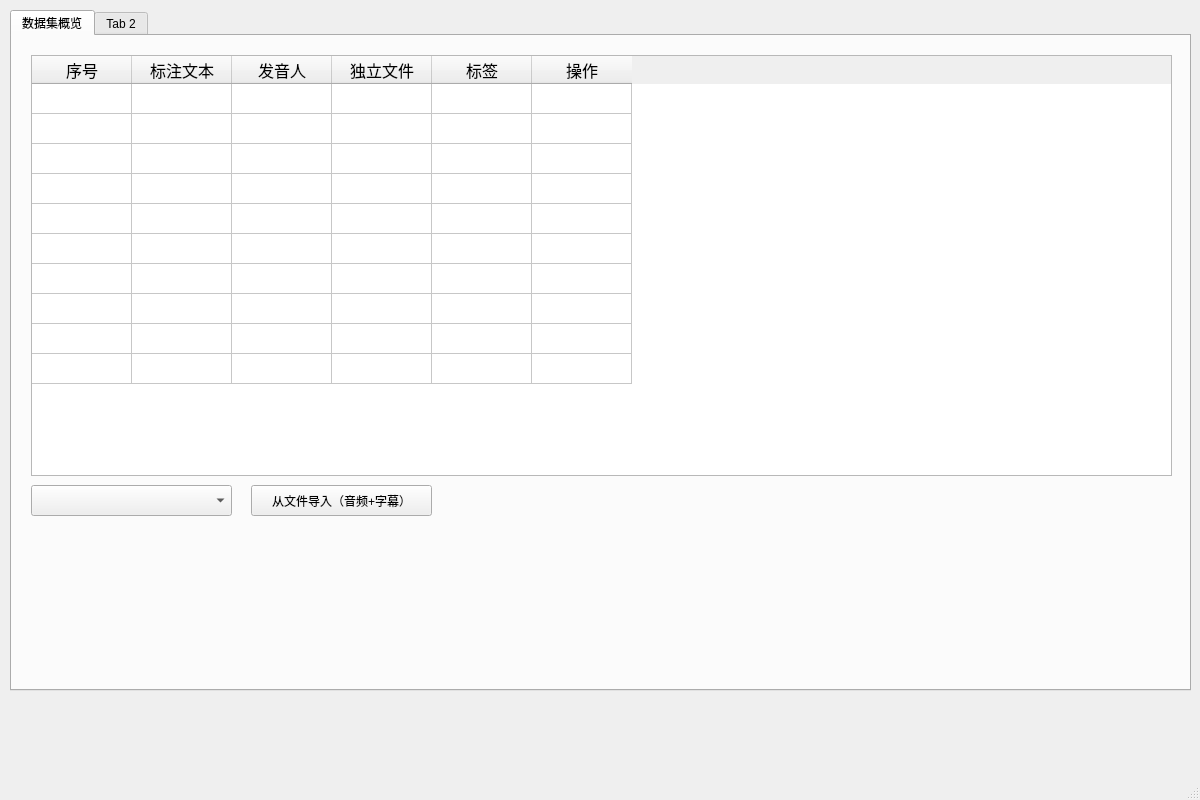
This is ui/uifiles/dataset_view.ui in kslz/sound_dataset_tools2 as Qt 5 draws it before an edit. The edited form follows.
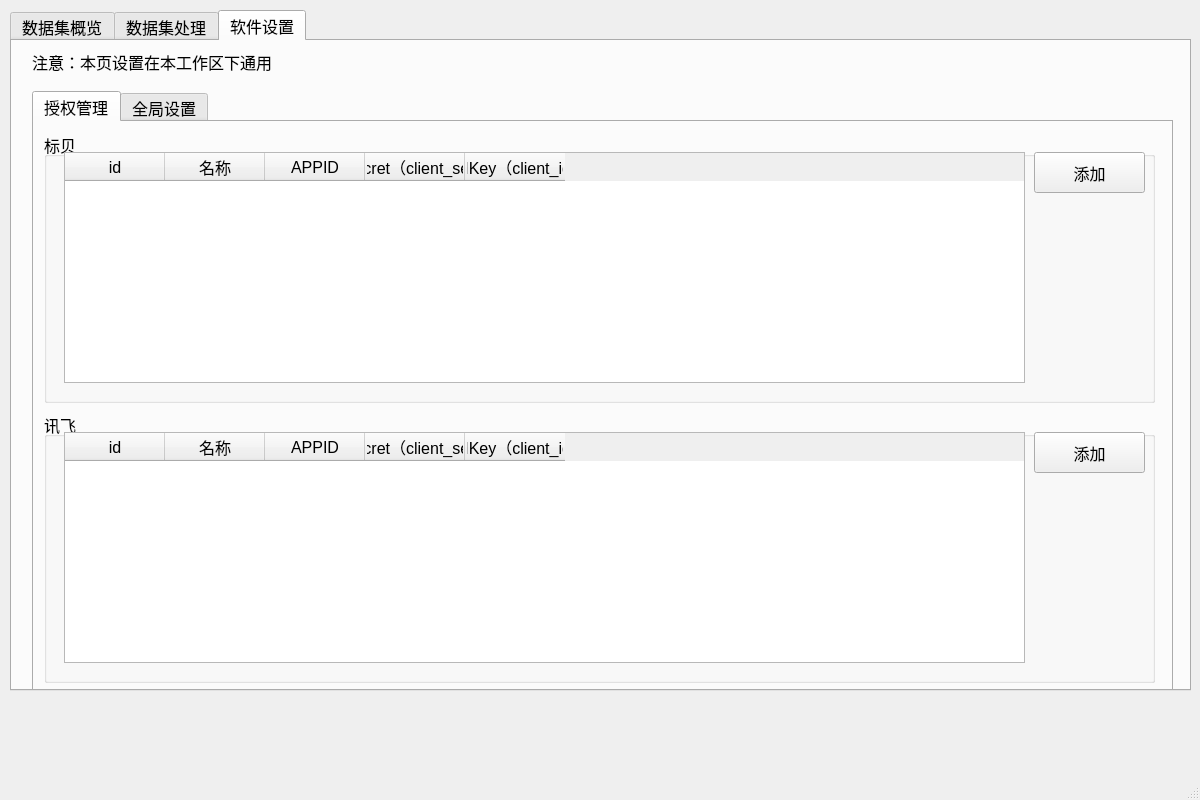
This is the edited form. The open tabs and pages were chosen to show the change.

Commit message: 设计数据集界面

Diff of the .ui file:
```diff
--- a/ui/uifiles/dataset_view.ui
+++ b/ui/uifiles/dataset_view.ui
@@ -35,6 +35,11 @@
       <height>681</height>
      </rect>
     </property>
+    <property name="font">
+     <font>
+      <pointsize>12</pointsize>
+     </font>
+    </property>
     <property name="currentIndex">
      <number>0</number>
     </property>
@@ -169,7 +174,7 @@
           <rect>
            <x>230</x>
            <y>440</y>
-           <width>181</width>
+           <width>231</width>
            <height>31</height>
           </rect>
          </property>
@@ -183,7 +188,7 @@
     </widget>
     <widget class="QWidget" name="tab_2">
      <attribute name="title">
-      <string>Tab 2</string>
+      <string>数据集处理</string>
      </attribute>
      <layout class="QVBoxLayout" name="verticalLayout">
       <item>
@@ -191,6 +196,174 @@
       </item>
      </layout>
     </widget>
+    <widget class="QWidget" name="tab_3">
+     <attribute name="title">
+      <string>软件设置</string>
+     </attribute>
+     <widget class="QLabel" name="label">
+      <property name="geometry">
+       <rect>
+        <x>20</x>
+        <y>10</y>
+        <width>271</width>
+        <height>21</height>
+       </rect>
+      </property>
+      <property name="font">
+       <font>
+        <pointsize>12</pointsize>
+       </font>
+      </property>
+      <property name="text">
+       <string>注意：本页设置在本工作区下通用</string>
+      </property>
+     </widget>
+     <widget class="QTabWidget" name="tabWidget_2">
+      <property name="geometry">
+       <rect>
+        <x>20</x>
+        <y>50</y>
+        <width>1141</width>
+        <height>601</height>
+       </rect>
+      </property>
+      <property name="currentIndex">
+       <number>0</number>
+      </property>
+      <widget class="QWidget" name="tab_4">
+       <attribute name="title">
+        <string>授权管理</string>
+       </attribute>
+       <widget class="QGroupBox" name="groupBox">
+        <property name="geometry">
+         <rect>
+          <x>10</x>
+          <y>10</y>
+          <width>1111</width>
+          <height>271</height>
+         </rect>
+        </property>
+        <property name="title">
+         <string>标贝</string>
+        </property>
+        <widget class="QTableWidget" name="tableWidget_biaobei">
+         <property name="geometry">
+          <rect>
+           <x>20</x>
+           <y>20</y>
+           <width>961</width>
+           <height>231</height>
+          </rect>
+         </property>
+         <column>
+          <property name="text">
+           <string>id</string>
+          </property>
+         </column>
+         <column>
+          <property name="text">
+           <string>名称</string>
+          </property>
+         </column>
+         <column>
+          <property name="text">
+           <string>APPID</string>
+          </property>
+         </column>
+         <column>
+          <property name="text">
+           <string>APISecret（client_secret）</string>
+          </property>
+         </column>
+         <column>
+          <property name="text">
+           <string>APIKey（client_id）</string>
+          </property>
+         </column>
+        </widget>
+        <widget class="QPushButton" name="pushButton_add_biaobei">
+         <property name="geometry">
+          <rect>
+           <x>990</x>
+           <y>20</y>
+           <width>111</width>
+           <height>41</height>
+          </rect>
+         </property>
+         <property name="text">
+          <string>添加</string>
+         </property>
+        </widget>
+       </widget>
+       <widget class="QGroupBox" name="groupBox_2">
+        <property name="geometry">
+         <rect>
+          <x>10</x>
+          <y>290</y>
+          <width>1111</width>
+          <height>271</height>
+         </rect>
+        </property>
+        <property name="title">
+         <string>讯飞</string>
+        </property>
+        <widget class="QPushButton" name="pushButton_add_xunfei">
+         <property name="geometry">
+          <rect>
+           <x>990</x>
+           <y>20</y>
+           <width>111</width>
+           <height>41</height>
+          </rect>
+         </property>
+         <property name="text">
+          <string>添加</string>
+         </property>
+        </widget>
+        <widget class="QTableWidget" name="tableWidget_xunfei">
+         <property name="geometry">
+          <rect>
+           <x>20</x>
+           <y>20</y>
+           <width>961</width>
+           <height>231</height>
+          </rect>
+         </property>
+         <column>
+          <property name="text">
+           <string>id</string>
+          </property>
+         </column>
+         <column>
+          <property name="text">
+           <string>名称</string>
+          </property>
+         </column>
+         <column>
+          <property name="text">
+           <string>APPID</string>
+          </property>
+         </column>
+         <column>
+          <property name="text">
+           <string>APISecret（client_secret）</string>
+          </property>
+         </column>
+         <column>
+          <property name="text">
+           <string>APIKey（client_id）</string>
+          </property>
+         </column>
+        </widget>
+       </widget>
+      </widget>
+      <widget class="QWidget" name="tab_5">
+       <attribute name="title">
+        <string>全局设置</string>
+       </attribute>
+      </widget>
+     </widget>
+    </widget>
    </widget>
   </widget>
   <widget class="QMenuBar" name="menubar">
```
Left out of the diff: 2 changed lines with no effect on the pictures. The commit also changes 1 other file.
